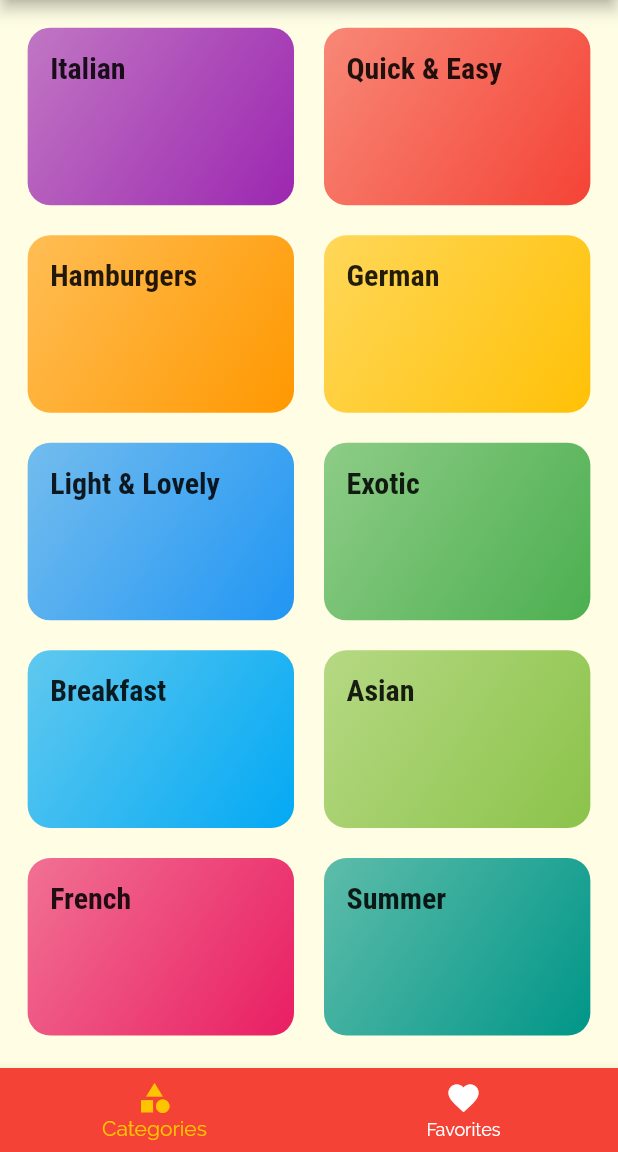
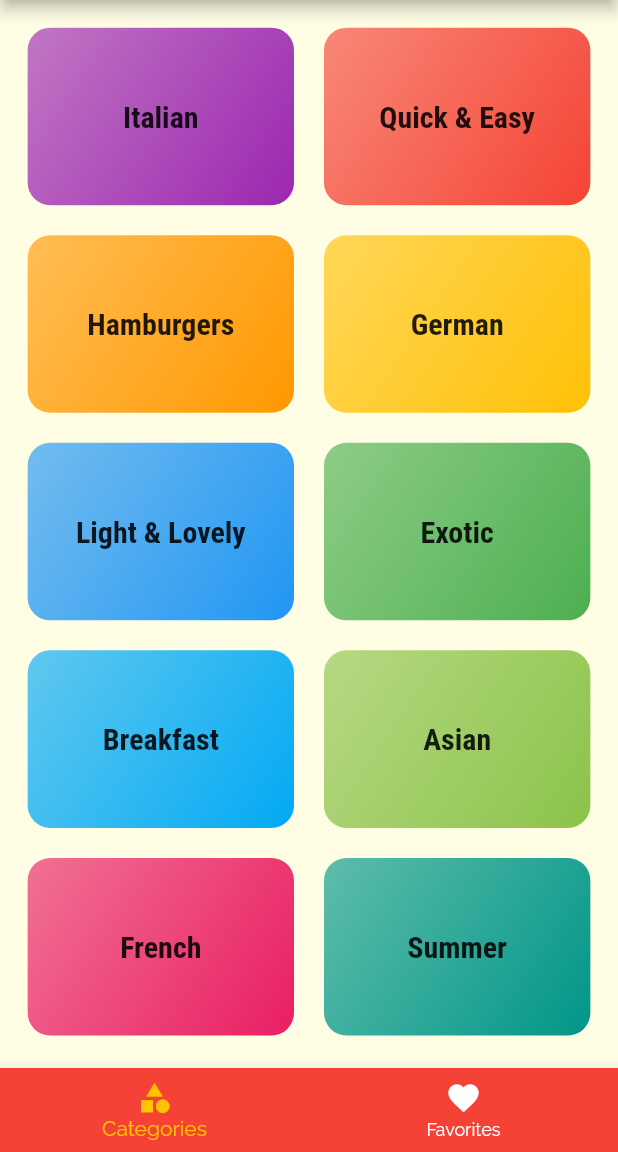
Before and after one commit to dimasday90/meals_app_flutter, a Flutter app: the screen it shows after launch, on a phone screen of 412 x 824 dp, the part 84-1236 px from its top. Run offline on Flutter 3.47's test engine with Material 2 defaults, Android fonts, the phone set to English and light mode, and no system bars.

Commit message:
wrapped text widget in the Center widget

```diff
--- a/lib/widgets/category_item.dart
+++ b/lib/widgets/category_item.dart
@@ -26,7 +26,8 @@ class CategoryItem extends StatelessWidget {
       borderRadius: BorderRadius.circular(15),
       child: Container(
         padding: const EdgeInsets.all(15),
-        child: Text(title, style: Theme.of(context).textTheme.headline6),
+        child: Center(
+            child: Text(title, style: Theme.of(context).textTheme.headline6)),
         decoration: BoxDecoration(
           gradient: LinearGradient(
             colors: [
```
